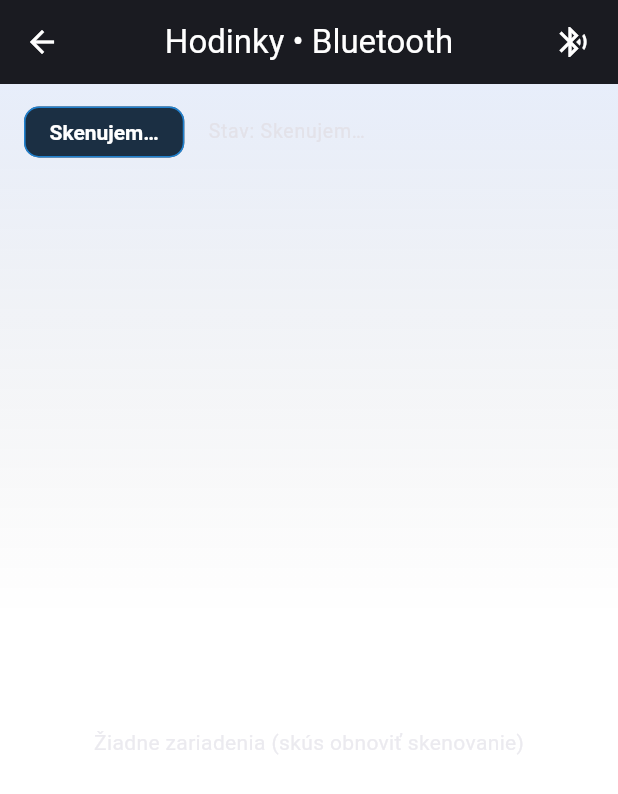
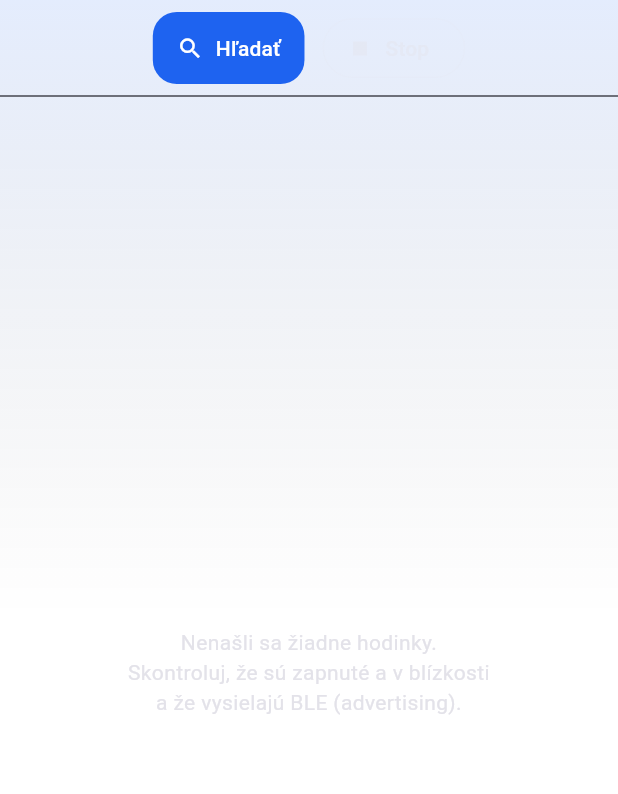
Before and after one commit to Penky777/SmartWatch, a Flutter app: the BleScreen screen opened by its route, on a phone screen of 412 x 824 dp. Shown: the top 794 px of the screen. Run offline on Flutter 3.47's test engine with Material 3 defaults, Android fonts, the phone set to English and light mode, and no system bars; our stand-ins replace google_fonts, permission_handler; missing offline and left inert: flutter_reactive_ble.

Commit message:
refactor: Overhaul BLE screen for clarity and direct library usage
This commit refactors the `BleScreen` to simplify its logic and use `flutter_reactive_ble` directly, removing the custom `BleRepository` and `BleClient` abstractions. The UI is updated for better user experience and clarity.

- **Direct `flutter_reactive_ble` Integration:**
    - Replaces the `BleRepository` and `BleClient` wrappers with direct calls to the `flutter_reactive_ble` API.
    - Manages scan subscriptions (`StreamSubscription`) and BLE status directly within the `_BleScreenState`.

- **Improved Scanning Logic:**
    - Scanning is now triggered by a dedicated "Hľadať" (Search) button.
    - Implements a filter to only show devices with names containing "watch", "esp", or "smart" to reduce noise, while keeping the logic easily adaptable.
    - Adds explicit "Stop" button to cancel an ongoing scan.

- **UI/UX Enhancements:**
    - Replaces the complex header with simple "Search" and "Stop" buttons.
    - The device list now uses a standard `ListTile` for a cleaner look, displaying the device name, ID, and RSSI.
    - Removes the message sending functionality and the custom `DeviceTile` widget.
    - Provides more descriptive user feedback for permissions, BLE status, and empty scan results.

- **Code Cleanup:**
    - Removes unused `BleRepository`, `BleClient`, and `DeviceTile` related code.
    - Simplifies the `AppScaffold` constructor arguments.
    - Adds comments to clarify important parts of the BLE scanning implementation.

```diff
--- a/lib/ble/ble_screen.dart
+++ b/lib/ble/ble_screen.dart
@@ -1,23 +1,27 @@
+// lib/ble/lib/ble_screen.dart
+
+import 'dart:async';
+
 import 'package:flutter/material.dart';
-import 'package:flutter_reactive_ble/flutter_reactive_ble.dart' hide BleStatus;
+import 'package:flutter_reactive_ble/flutter_reactive_ble.dart';
 
-import '../../ble/ble_client.dart';
-import '../../ble/ble_permissions.dart';
-import '../../ble/ble_repository.dart';
+import 'ble_permissions.dart'; // je v tom istom priečinku
 import '../../widgets/app_scaffold.dart';
-import '../../widgets/ble/device_tile.dart';
 import '../../widgets/status_badge.dart';
 
 class BleScreen extends StatefulWidget {
   const BleScreen({super.key});
+
   @override
   State<BleScreen> createState() => _BleScreenState();
 }
 
 class _BleScreenState extends State<BleScreen> {
-  final repo = BleRepository(BleClient());
-  final _devices = <DiscoveredDevice>[];
-  final _msgCtrl = TextEditingController();
+  final _ble = FlutterReactiveBle();
+  StreamSubscription<DiscoveredDevice>? _scanSub;
+
+  final List<DiscoveredDevice> _devices = [];
+  bool _isScanning = false;
 
   @override
   void initState() {
@@ -25,240 +29,164 @@ class _BleScreenState extends State<BleScreen> {
     _startScan();
   }
 
+  @override
+  void dispose() {
+    _scanSub?.cancel();
+    super.dispose();
+  }
+
   Future<void> _startScan() async {
+    // 1) permissions
     final ok = await ensureBlePermissions();
     if (!ok) {
       if (mounted) {
         ScaffoldMessenger.of(context).showSnackBar(
-          const SnackBar(content: Text("Bluetooth povolenia odmietnuté")),
+          const SnackBar(
+            content: Text('Bez povolení neviem hľadať BLE zariadenia.'),
+          ),
         );
       }
       return;
     }
-    _devices.clear();
-    repo.startScan(timeout: const Duration(seconds: 10)).listen((d) {
-      if (_devices.indexWhere((e) => e.id == d.id) == -1) {
-        if (mounted) setState(() => _devices.add(d));
+
+    // 2) počkaj, kým je BLE v stave ready
+    final status = await _ble.statusStream.first;
+    if (status != BleStatus.ready) {
+      if (mounted) {
+        ScaffoldMessenger.of(context).showSnackBar(
+          SnackBar(content: Text('Bluetooth nie je pripravený: $status')),
+        );
       }
+      return;
+    }
+
+    // 3) spusti scan bez filtrov na služby
+    setState(() {
+      _isScanning = true;
+      _devices.clear();
     });
+
+    _scanSub?.cancel();
+
+    _scanSub = _ble
+        .scanForDevices(
+      withServices:
+      const [], // DÔLEŽITÉ: žiadne UUID filtre – nech vidíme všetko
+      scanMode: ScanMode.lowLatency,
+    )
+        .listen(
+          (device) {
+        // väčšina ESP/NimBLE projektov používa zmysluplné meno
+        if (device.name.isEmpty) return;
+
+        // TODO: keď budete vedieť presný názov hodiniek,
+        // uprav si tento filter, napr.:
+        // final isWatch = device.name.toLowerCase().startsWith('c6-watch');
+        final lowerName = device.name.toLowerCase();
+        final isWatch = lowerName.contains('watch') ||
+            lowerName.contains('esp') ||
+            lowerName.contains('smart');
+
+        if (!isWatch) {
+          // ak chceš, môžeš túto podmienku úplne vyhodiť
+          // aby si videl úplne všetky zariadenia
+          return;
+        }
+
+        final index = _devices.indexWhere((d) => d.id == device.id);
+        setState(() {
+          if (index == -1) {
+            _devices.add(device);
+          } else {
+            _devices[index] = device;
+          }
+        });
+      },
+      onError: (e) {
+        if (!mounted) return;
+        setState(() => _isScanning = false);
+        ScaffoldMessenger.of(context).showSnackBar(
+          SnackBar(content: Text('Chyba pri scane: $e')),
+        );
+      },
+      onDone: () {
+        if (!mounted) return;
+        setState(() => _isScanning = false);
+      },
+    );
   }
 
-  @override
-  void dispose() {
-    repo.dispose();
-    _msgCtrl.dispose();
-    super.dispose();
-  }
-
-  Widget _statusBadge(BleStatus s) {
-    switch (s) {
-      case BleStatus.connected:
-        return const StatusBadge.connected();
-      case BleStatus.connecting:
-        return const StatusBadge.connecting();
-      case BleStatus.scanning:
-        return const StatusBadge.custom(text: "Skenujem…", color: Colors.blue);
-      case BleStatus.disconnected:
-        return const StatusBadge.disconnected();
-      case BleStatus.error:
-        return const StatusBadge.custom(text: "Chyba", color: Colors.redAccent);
-      case BleStatus.idle:
-      default:
-        return const StatusBadge.custom(text: "Pripravené", color: Colors.grey);
-    }
-  }
-
-  String _statusLabel(BleStatus s) {
-    switch (s) {
-      case BleStatus.scanning:
-        return "Skenujem…";
-      case BleStatus.connecting:
-        return "Pripájanie…";
-      case BleStatus.connected:
-        return "Pripojené";
-      case BleStatus.disconnected:
-        return "Odpojené";
-      case BleStatus.error:
-        return "Chyba";
-      case BleStatus.idle:
-      default:
-        return "Pripravené";
-    }
+  void _stopScan() {
+    _scanSub?.cancel();
+    setState(() => _isScanning = false);
   }
 
   @override
   Widget build(BuildContext context) {
-    final cs = Theme.of(context).colorScheme;
+    return AppScaffold(
+      title: 'BLE hodinky',
+      actions: [
+        Padding(
+          padding: const EdgeInsets.symmetric(horizontal: 8),
+          child: _isScanning
+              ? const StatusBadge.connecting()
+              : const StatusBadge.disconnected(),
+        ),
+      ],
 
-    return AppScaffold(
-      appBar: AppBar(
-        title: const Text("Hodinky • Bluetooth"),
-        actions: [
-          IconButton(
-            tooltip: "Skenovať",
-            onPressed: _startScan,
-            icon: const Icon(Icons.bluetooth_searching),
-          ),
-          const SizedBox(width: 6),
-        ],
-      ),
       body: Column(
         children: [
-          // HLAVIČKA – ListTile bez overflowu
-          Padding(
-            padding: const EdgeInsets.fromLTRB(8, 8, 8, 4),
-            child: Material(
-              color: Colors.transparent,
-              child: ListTile(
-                dense: true,
-                contentPadding: const EdgeInsets.symmetric(horizontal: 8),
-                leading: StreamBuilder<BleStatus>(
-                  stream: repo.status,
-                  initialData: BleStatus.idle,
-                  builder: (context, snap) {
-                    final s = snap.data ?? BleStatus.idle;
-                    return _statusBadge(s);
-                  },
-                ),
-                title: StreamBuilder<BleStatus>(
-                  stream: repo.status,
-                  initialData: BleStatus.idle,
-                  builder: (context, snap) {
-                    final s = snap.data ?? BleStatus.idle;
-                    return Text(
-                      "Stav: ${_statusLabel(s)}",
-                      maxLines: 1,
-                      softWrap: false,
-                      overflow: TextOverflow.ellipsis,
-                    );
-                  },
-                ),
-                trailing: StreamBuilder<BleStatus>(
-                  stream: repo.status,
-                  initialData: BleStatus.idle,
-                  builder: (context, snap) {
-                    final connected =
-                        snap.data == BleStatus.connected && repo.deviceId != null;
-                    if (!connected) return const SizedBox.shrink();
-
-                    final id = repo.deviceId!;
-                    final short =
-                    id.length > 8 ? "…${id.substring(id.length - 8)}" : id;
-
-                    return ConstrainedBox(
-                      constraints: const BoxConstraints(maxWidth: 140),
-                      child: Row(
-                        mainAxisSize: MainAxisSize.min,
-                        children: [
-                          Icon(Icons.watch, size: 18, color: cs.primary),
-                          const SizedBox(width: 6),
-                          Flexible(
-                            child: Text(
-                              short,
-                              maxLines: 1,
-                              softWrap: false,
-                              overflow: TextOverflow.ellipsis,
-                              style: const TextStyle(fontWeight: FontWeight.w600),
-                            ),
-                          ),
-                        ],
-                      ),
-                    );
-                  },
-                ),
+          const SizedBox(height: 8),
+          Row(
+            mainAxisAlignment: MainAxisAlignment.center,
+            children: [
+              ElevatedButton.icon(
+                onPressed: _isScanning ? null : _startScan,
+                icon: const Icon(Icons.search),
+                label: const Text('Hľadať'),
               ),
-            ),
+              const SizedBox(width: 12),
+              OutlinedButton.icon(
+                onPressed: _isScanning ? _stopScan : null,
+                icon: const Icon(Icons.stop),
+                label: const Text('Stop'),
+              ),
+            ],
           ),
-
-          // ZOZNAM ZARIADENÍ
+          const Divider(),
           Expanded(
             child: _devices.isEmpty
-                ? Center(
-              child: Opacity(
-                opacity: 0.7,
-                child: Column(
-                  mainAxisSize: MainAxisSize.min,
-                  children: const [
-                    Icon(Icons.devices_other, size: 48),
-                    SizedBox(height: 10),
-                    Text("Žiadne zariadenia (skús obnoviť skenovanie)"),
-                  ],
-                ),
+                ? const Center(
+              child: Text(
+                'Nenašli sa žiadne hodinky.\n'
+                    'Skontroluj, že sú zapnuté a v blízkosti\n'
+                    'a že vysielajú BLE (advertising).',
+                textAlign: TextAlign.center,
               ),
             )
                 : ListView.builder(
               itemCount: _devices.length,
-              itemBuilder: (_, i) {
-                final d = _devices[i];
-                return DeviceTile(
-                  title: d.name,
-                  subtitle: d.id,
-                  rssi: d.rssi,
-                  onTap: () async {
-                    await repo.stopScan();
-                    await repo.connect(d.id);
+              itemBuilder: (context, index) {
+                final d = _devices[index];
+                return ListTile(
+                  leading: const Icon(Icons.watch),
+                  title: Text(d.name),
+                  subtitle: Text('ID: ${d.id}\nRSSI: ${d.rssi} dBm'),
+                  isThreeLine: true,
+                  onTap: () {
+                    // tu neskôr spravíme connectToDevice(d.id)
+                    ScaffoldMessenger.of(context).showSnackBar(
+                      SnackBar(
+                        content: Text('Klikol si na: ${d.name}'),
+                      ),
+                    );
                   },
                 );
               },
             ),
           ),
-
-          // ODOSEL SPRÁVY
-          StreamBuilder<BleStatus>(
-            stream: repo.status,
-            initialData: BleStatus.idle,
-            builder: (context, snap) {
-              final isConnected =
-                  snap.data == BleStatus.connected && repo.deviceId != null;
-              if (!isConnected) return const SizedBox(height: 8);
-              return Padding(
-                padding: const EdgeInsets.fromLTRB(16, 8, 16, 16),
-                child: Row(
-                  children: [
-                    Expanded(
-                      child: TextField(
-                        controller: _msgCtrl,
-                        textInputAction: TextInputAction.send,
-                        onSubmitted: (_) async => _send(),
-                        decoration: const InputDecoration(
-                          labelText: "Správa → hodinky",
-                          hintText: "napr. ping",
-                        ),
-                      ),
-                    ),
-                    const SizedBox(width: 10),
-                    ElevatedButton.icon(
-                      onPressed: _send,
-                      icon: const Icon(Icons.send),
-                      label: const Text("Poslať"),
-                    ),
-                  ],
-                ),
-              );
-            },
-          ),
         ],
       ),
     );
   }
-
-  Future<void> _send() async {
-    final txt = _msgCtrl.text.trim();
-    if (txt.isEmpty) return;
-    try {
-      await repo.sendString(txt);
-      _msgCtrl.clear();
-      if (mounted) {
-        ScaffoldMessenger.of(context).showSnackBar(
-          const SnackBar(content: Text("Odoslané")),
-        );
-      }
-    } catch (e) {
-      if (mounted) {
-        ScaffoldMessenger.of(context).showSnackBar(
-          SnackBar(content: Text("Nepodarilo sa odoslať: $e")),
-        );
-      }
-    }
-  }
 }
--- a/lib/widgets/app_scaffold.dart
+++ b/lib/widgets/app_scaffold.dart
@@ -20,7 +20,7 @@ class AppScaffold extends StatelessWidget {
     this.body,
     this.child,
     this.bottom,
-    this.index,
+    this.index, required String title, required List<Padding> actions,
   });
 
   @override
```
